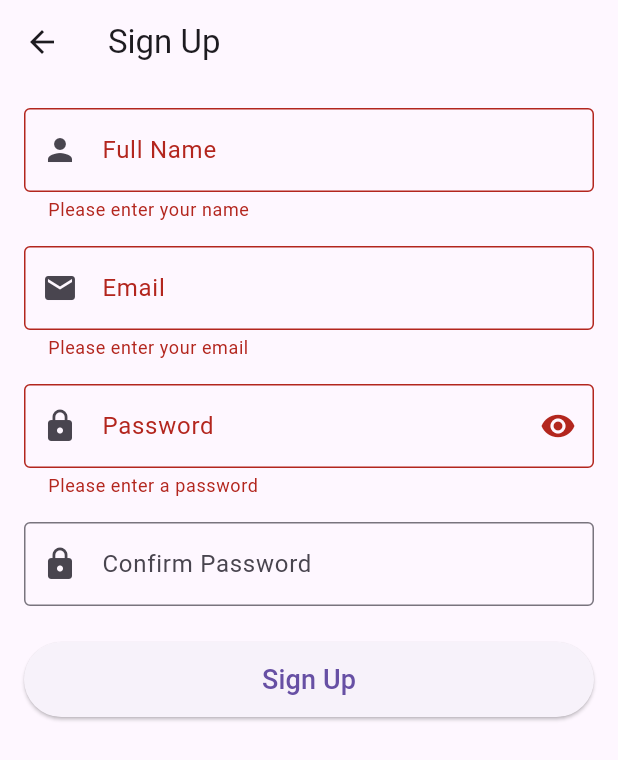
After one commit to BillyvHoang/Mobileapp_setup, a Flutter app: the SignUpPage screen opened directly, after a tap on "Sign Up", on a phone screen of 412 x 824 dp. The commit adds this screen. Shown: the top 760 px of the screen. Run offline on Flutter 3.47's test engine with Material 3 defaults, Android fonts, the phone set to English and light mode, and no system bars; our stand-ins replace cloud_firestore, firebase_auth, firebase_core, flutter_riverpod; accounts and stored records are empty.

Commit message:
sign up authentication

```diff
--- a/lib/features/auth/data/repo/user_repo.dart
+++ b/lib/features/auth/data/repo/user_repo.dart
@@ -1,9 +1,38 @@
 import 'package:mobileapp_setup/service/firebase_service.dart';
+import 'package:firebase_auth/firebase_auth.dart';
 
 class UserRepository {
   Future<bool> signIn(String email, String password) async {
     final userCredential = await FirebaseService.signInWithEmailAndPassword(email, password);
     return userCredential != null;
+  }
+
+  Future<bool> signUp(String name, String email, String password) async {
+    try {
+      // Create user with email and password using Firebase Auth directly
+      UserCredential userCredential = await FirebaseService.auth.createUserWithEmailAndPassword(
+        email: email,
+        password: password
+      );
+
+      if (userCredential.user != null) {
+        // If user creation is successful, store additional user data
+        await createUser(userCredential.user!.uid, {
+          'name': name,
+          'email': email,
+          'createdAt': DateTime.now().toIso8601String(),
+          // Add any other user data you want to store
+        });
+        return true;
+      }
+      return false;
+    } on FirebaseAuthException catch (e) {
+      print('Error during sign up: ${e.code} - ${e.message}');
+      return false;
+    } catch (e) {
+      print('Unexpected error during sign up: $e');
+      return false;
+    }
   }
 
   Future<void> createUser(String uid, Map<String, dynamic> userData) async {
@@ -13,6 +42,4 @@ class UserRepository {
   Stream<Map<String, dynamic>?> getUserStream(String uid) {
     return FirebaseService.firestore.collection('users').doc(uid).snapshots().map((snapshot) => snapshot.data());
   }
-
-  // Add more methods as needed
 }
--- a/lib/features/auth/presentation/controller/auth_controller.dart
+++ b/lib/features/auth/presentation/controller/auth_controller.dart
@@ -1,5 +1,5 @@
 import 'package:flutter_riverpod/flutter_riverpod.dart';
-import 'package:mobileapp_setup/features/auth/provider.dart';
+import 'package:mobileapp_setup/features/auth/data/repo/user_repo.dart';
 
 class AuthController extends StateNotifier<AsyncValue<bool>> {
   AuthController(this.ref) : super(const AsyncValue.data(false));
@@ -11,6 +11,17 @@ class AuthController extends StateNotifier<AsyncValue<bool>> {
     try {
       final success = await ref.read(userRepositoryProvider).signIn(email, password);
       state = AsyncValue.data(success);
+      print('Sign in success: $success');
+    } catch (e) {
+      state = AsyncValue.error(e, StackTrace.current);
+    }
+  }
+
+  Future<void> signUp(String name, String email, String password) async {
+    state = const AsyncValue.loading();
+    try {
+      final success = await ref.read(userRepositoryProvider).signUp(name, email, password);
+      state = AsyncValue.data(success);
     } catch (e) {
       state = AsyncValue.error(e, StackTrace.current);
     }
@@ -20,3 +31,5 @@ class AuthController extends StateNotifier<AsyncValue<bool>> {
 final authControllerProvider = StateNotifierProvider<AuthController, AsyncValue<bool>>((ref) {
   return AuthController(ref);
 });
+
+final userRepositoryProvider = Provider((ref) => UserRepository());
--- a/lib/features/auth/presentation/page/login_page.dart
+++ b/lib/features/auth/presentation/page/login_page.dart
@@ -1,6 +1,7 @@
 import 'package:flutter/material.dart';
 import 'package:flutter_riverpod/flutter_riverpod.dart';
 import 'package:mobileapp_setup/features/auth/presentation/controller/auth_controller.dart';
+import 'package:mobileapp_setup/features/auth/presentation/page/signup_page.dart';
 
 class LoginPage extends ConsumerWidget {
   const LoginPage({super.key});
@@ -106,6 +107,21 @@ class LoginFormState extends ConsumerState<LoginForm> {
               },
               child: const Text('Forgot Password?'),
             ),
+            const SizedBox(height: 16),
+            Row(
+              mainAxisAlignment: MainAxisAlignment.center,
+              children: [
+                const Text("Don't have an account?"),
+                TextButton(
+                  onPressed: () {
+                    Navigator.of(context).push(
+                      MaterialPageRoute(builder: (context) => const SignUpPage()),
+                    );
+                  },
+                  child: const Text('Sign Up'),
+                ),
+              ],
+            ),
           ],
         ),
       ),
--- /dev/null
+++ b/lib/features/auth/presentation/page/signup_page.dart
@@ -0,0 +1,140 @@
+import 'package:flutter/material.dart';
+import 'package:flutter_riverpod/flutter_riverpod.dart';
+import 'package:mobileapp_setup/features/auth/presentation/controller/auth_controller.dart';
+
+class SignUpPage extends ConsumerStatefulWidget {
+  const SignUpPage({Key? key}) : super(key: key);
+
+  @override
+  _SignUpPageState createState() => _SignUpPageState();
+}
+
+class _SignUpPageState extends ConsumerState<SignUpPage> {
+  final _formKey = GlobalKey<FormState>();
+  final _nameController = TextEditingController();
+  final _emailController = TextEditingController();
+  final _passwordController = TextEditingController();
+  final _confirmPasswordController = TextEditingController();
+  bool _isPasswordVisible = false;
+
+  @override
+  Widget build(BuildContext context) {
+    return Scaffold(
+      appBar: AppBar(title: const Text('Sign Up')),
+      body: SingleChildScrollView(
+        padding: const EdgeInsets.all(16.0),
+        child: Form(
+          key: _formKey,
+          child: Column(
+            crossAxisAlignment: CrossAxisAlignment.stretch,
+            children: [
+              TextFormField(
+                controller: _nameController,
+                decoration: const InputDecoration(
+                  labelText: 'Full Name',
+                  prefixIcon: Icon(Icons.person),
+                  border: OutlineInputBorder(),
+                ),
+                validator: (value) {
+                  if (value == null || value.isEmpty) {
+                    return 'Please enter your name';
+                  }
+                  return null;
+                },
+              ),
+              const SizedBox(height: 16),
+              TextFormField(
+                controller: _emailController,
+                decoration: const InputDecoration(
+                  labelText: 'Email',
+                  prefixIcon: Icon(Icons.email),
+                  border: OutlineInputBorder(),
+                ),
+                keyboardType: TextInputType.emailAddress,
+                validator: (value) {
+                  if (value == null || value.isEmpty) {
+                    return 'Please enter your email';
+                  }
+                  if (!RegExp(r'^[\w-\.]+@([\w-]+\.)+[\w-]{2,4}$').hasMatch(value)) {
+                    return 'Please enter a valid email';
+                  }
+                  return null;
+                },
+              ),
+              const SizedBox(height: 16),
+              TextFormField(
+                controller: _passwordController,
+                decoration: InputDecoration(
+                  labelText: 'Password',
+                  prefixIcon: const Icon(Icons.lock),
+                  suffixIcon: IconButton(
+                    icon: Icon(_isPasswordVisible ? Icons.visibility_off : Icons.visibility),
+                    onPressed: () {
+                      setState(() {
+                        _isPasswordVisible = !_isPasswordVisible;
+                      });
+                    },
+                  ),
+                  border: const OutlineInputBorder(),
+                ),
+                obscureText: !_isPasswordVisible,
+                validator: (value) {
+                  if (value == null || value.isEmpty) {
+                    return 'Please enter a password';
+                  }
+                  if (value.length < 6) {
+                    return 'Password must be at least 6 characters long';
+                  }
+                  return null;
+                },
+              ),
+              const SizedBox(height: 16),
+              TextFormField(
+                controller: _confirmPasswordController,
+                decoration: const InputDecoration(
+                  labelText: 'Confirm Password',
+                  prefixIcon: Icon(Icons.lock),
+                  border: OutlineInputBorder(),
+                ),
+                obscureText: true,
+                validator: (value) {
+                  if (value != _passwordController.text) {
+                    return 'Passwords do not match';
+                  }
+                  return null;
+                },
+              ),
+              const SizedBox(height: 24),
+              ElevatedButton(
+                onPressed: _submitForm,
+                child: const Padding(
+                  padding: EdgeInsets.symmetric(vertical: 12.0),
+                  child: Text('Sign Up', style: TextStyle(fontSize: 18)),
+                ),
+              ),
+            ],
+          ),
+        ),
+      ),
+    );
+  }
+
+  void _submitForm() {
+    if (_formKey.currentState!.validate()) {
+      final name = _nameController.text.trim();
+      final email = _emailController.text.trim();
+      final password = _passwordController.text.trim();
+      // Call the sign-up method from your AuthController
+      ref.read(authControllerProvider.notifier).signUp(name, email, password);
+    }
+  }
+
+  @override
+  void dispose() {
+    _nameController.dispose();
+    _emailController.dispose();
+    _passwordController.dispose();
+    _confirmPasswordController.dispose();
+    super.dispose();
+  }
+}
```
